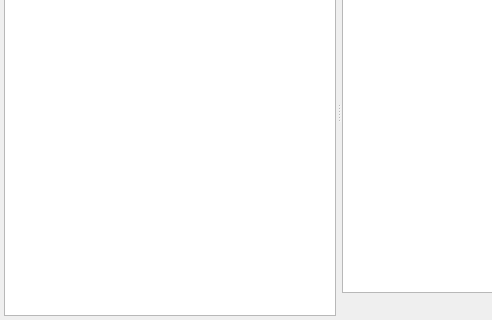
Before: the Qt Designer form plugins/httptool/requestform.ui in PostMonster/postmonster, drawn with Qt 5; both pictures show x 0 to 492 and y 122 to 442 of the 1011 by 442 pixel window.
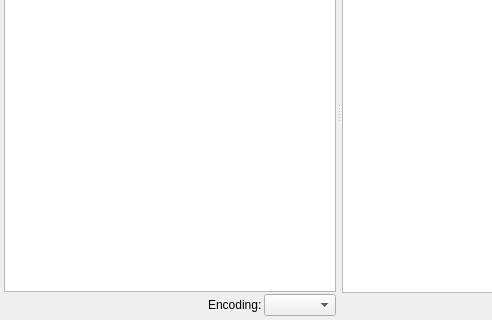
After: the same form once the commit is applied.

Commit message: Enhancements in encoding detection, added encoding combobox for request data

Patch:
```diff
--- a/plugins/httptool/requestform.ui
+++ b/plugins/httptool/requestform.ui
@@ -176,6 +176,36 @@
        <item>
         <widget class="QTextEdit" name="bodyEdit"/>
        </item>
+       <item>
+        <layout class="QHBoxLayout" name="horizontalLayout">
+         <property name="spacing">
+          <number>2</number>
+         </property>
+         <item>
+          <spacer name="horizontalSpacer_5">
+           <property name="orientation">
+            <enum>Qt::Horizontal</enum>
+           </property>
+           <property name="sizeHint" stdset="0">
+            <size>
+             <width>40</width>
+             <height>20</height>
+            </size>
+           </property>
+          </spacer>
+         </item>
+         <item>
+          <widget class="QLabel" name="label_6">
+           <property name="text">
+            <string>Encoding:</string>
+           </property>
+          </widget>
+         </item>
+         <item>
+          <widget class="QComboBox" name="encodingCBox"/>
+         </item>
+        </layout>
+       </item>
       </layout>
      </widget>
      <widget class="QSplitter" name="splitter">
```
The commit also changes 10 other files.
